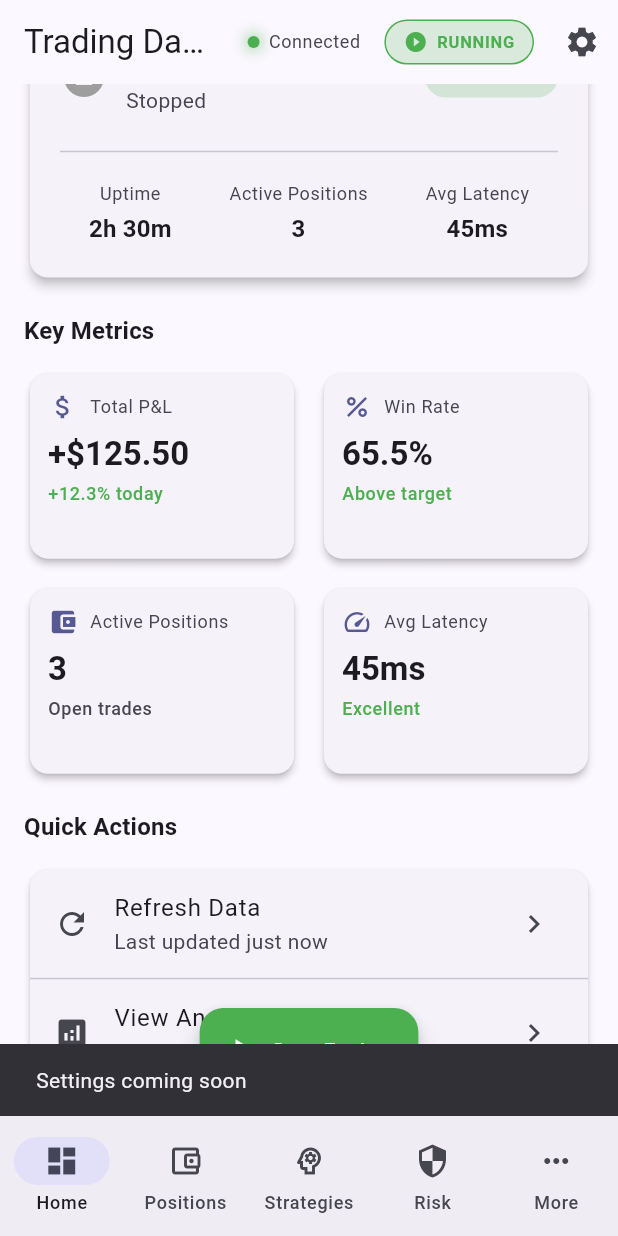
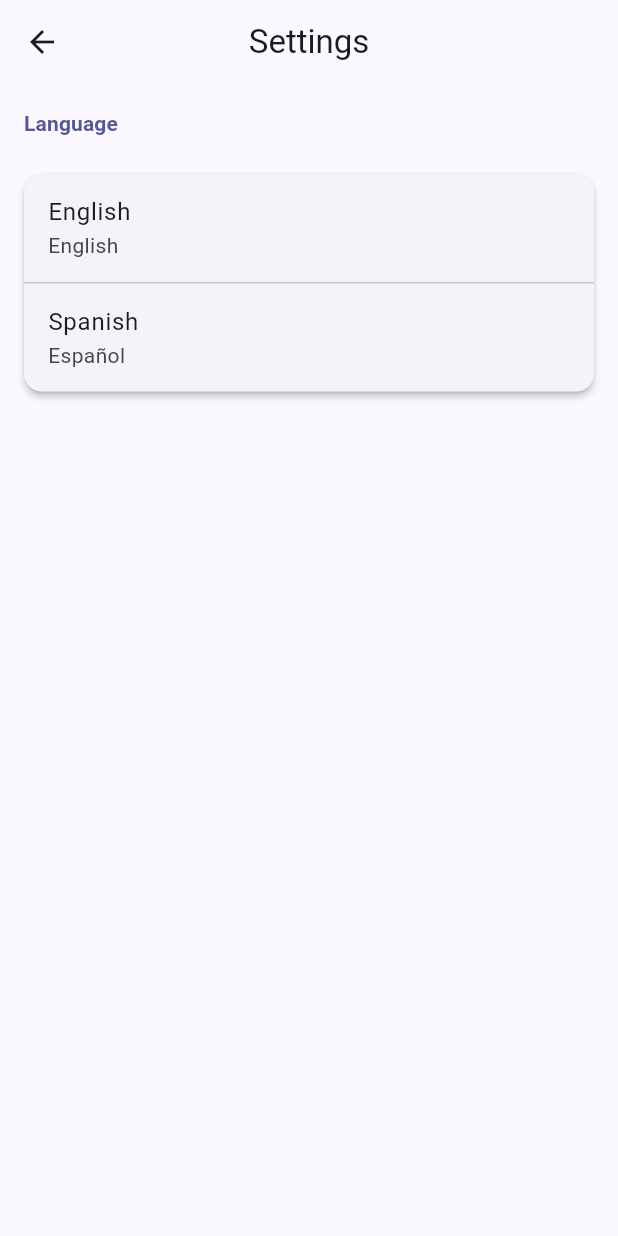
Before and after one commit to zascontab/kuri-cryto, a Flutter app: the screen it shows after launch, scrolled down 71 dp, after a tap on the "settings" icon, on a phone screen of 412 x 824 dp. Run offline on Flutter 3.47's test engine with Material 3 defaults, Android fonts, the phone set to English and light mode, and no system bars; our stand-ins replace dio, flutter_riverpod, hive_flutter, logger, riverpod_annotation, shared_preferences; accounts and stored records are empty; generated files the repository leaves out were written again.

Commit message:
feat: completar internacionalización completa en Dashboard y agregar selector de idioma
- Agregar todas las traducciones faltantes (EN/ES) en dashboard_screen
- Crear SettingsScreen con selector de idioma
- Implementar LocaleProvider con persistencia en SharedPreferences
- Integrar locale provider en MaterialApp
- Agregar navegación a Settings desde AppBar
- Aplicar traducciones en todos los textos del Dashboard:
  * Confirmaciones de inicio/paro del motor
  * Mensajes de éxito
  * Métricas clave
  * Acciones rápidas
  * Estado del sistema

🤖 Generated with [Claude Code](https://claude.com/claude-code)

Co-Authored-By: Claude <noreply@anthropic.com>

```diff
--- a/lib/l10n/l10n.dart
+++ b/lib/l10n/l10n.dart
@@ -129,6 +129,69 @@ abstract class L10n {
 
   /// Error loading data
   String get errorLoadingData;
+
+  /// Stop engine confirmation message
+  String get stopEngineMessage;
+
+  /// Start engine confirmation message
+  String get startEngineMessage;
+
+  /// Engine started success message
+  String get engineStartedSuccess;
+
+  /// Engine stopped success message
+  String get engineStoppedSuccess;
+
+  /// Key Metrics section title
+  String get keyMetrics;
+
+  /// Today label
+  String get today;
+
+  /// Above target label
+  String get aboveTarget;
+
+  /// Below target label
+  String get belowTarget;
+
+  /// Open trades label
+  String get openTrades;
+
+  /// Excellent rating
+  String get excellent;
+
+  /// Good rating
+  String get good;
+
+  /// Quick Actions section
+  String get quickActions;
+
+  /// Refresh Data action
+  String get refreshData;
+
+  /// Last updated now
+  String get lastUpdatedNow;
+
+  /// View Analytics action
+  String get viewAnalytics;
+
+  /// Detailed charts label
+  String get detailedCharts;
+
+  /// Settings
+  String get settings;
+
+  /// Language
+  String get language;
+
+  /// Select Language
+  String get selectLanguage;
+
+  /// English
+  String get english;
+
+  /// Spanish
+  String get spanish;
 }
 
 class _L10nDelegate extends LocalizationsDelegate<L10n> {
--- a/lib/main.dart
+++ b/lib/main.dart
@@ -2,6 +2,7 @@ import 'package:flutter/material.dart';
 import 'package:flutter_riverpod/flutter_riverpod.dart';
 import 'package:hive_flutter/hive_flutter.dart';
 import 'l10n/l10n.dart';
+import 'providers/locale_provider.dart';
 import 'screens/main_screen.dart';
 
 /// Punto de entrada principal de la aplicación Kuri Crypto
@@ -30,6 +31,8 @@ class KuriCryptoApp extends ConsumerWidget {
 
   @override
   Widget build(BuildContext context, WidgetRef ref) {
+    final locale = ref.watch(localeProvider);
+
     return MaterialApp(
       title: 'Kuri Crypto',
       debugShowCheckedModeBanner: false,
@@ -37,6 +40,7 @@ class KuriCryptoApp extends ConsumerWidget {
       // Localization
       localizationsDelegates: L10n.localizationsDelegates,
       supportedLocales: L10n.supportedLocales,
+      locale: locale,
 
       // Configuración de tema claro
       theme: _buildLightTheme(),
--- /dev/null
+++ b/lib/providers/locale_provider.dart
@@ -0,0 +1,40 @@
+import 'package:flutter/material.dart';
+import 'package:flutter_riverpod/flutter_riverpod.dart';
+import 'package:shared_preferences/shared_preferences.dart';
+
+/// Notifier for app locale management
+class LocaleNotifier extends StateNotifier<Locale?> {
+  static const String _localeKey = 'app_locale';
+
+  LocaleNotifier() : super(null) {
+    _loadLocale();
+  }
+
+  Future<void> _loadLocale() async {
+    final prefs = await SharedPreferences.getInstance();
+    final localeCode = prefs.getString(_localeKey);
+
+    if (localeCode != null) {
+      state = Locale(localeCode);
+    }
+  }
+
+  Future<void> setLocale(Locale locale) async {
+    final prefs = await SharedPreferences.getInstance();
+    await prefs.setString(_localeKey, locale.languageCode);
+    state = locale;
+  }
+
+  Future<void> clearLocale() async {
+    final prefs = await SharedPreferences.getInstance();
+    await prefs.remove(_localeKey);
+    state = null; // Use system default
+  }
+}
+
+/// Provider for app locale
+///
+/// Manages the selected app locale and persists it to SharedPreferences
+final localeProvider = StateNotifierProvider<LocaleNotifier, Locale?>((ref) {
+  return LocaleNotifier();
+});
--- a/lib/screens/dashboard_screen.dart
+++ b/lib/screens/dashboard_screen.dart
@@ -69,6 +69,7 @@ class _DashboardScreenState extends State<DashboardScreen> {
 
   void _toggleEngine() {
     HapticFeedback.mediumImpact();
+    final l10n = L10n.of(context);
 
     showDialog(
       context: context,
@@ -80,16 +81,14 @@ class _DashboardScreenState extends State<DashboardScreen> {
               ? const Color(0xFFF44336)
               : const Color(0xFF4CAF50),
         ),
-        title: Text(_isEngineRunning ? 'Stop Engine' : 'Start Engine'),
+        title: Text(_isEngineRunning ? l10n.stopEngine : l10n.startEngine),
         content: Text(
-          _isEngineRunning
-              ? 'This will stop the scalping engine. Open positions will remain active. Continue?'
-              : 'This will start the scalping engine and begin trading. Continue?',
+          _isEngineRunning ? l10n.stopEngineMessage : l10n.startEngineMessage,
         ),
         actions: [
           TextButton(
             onPressed: () => Navigator.pop(context),
-            child: const Text('Cancel'),
+            child: Text(l10n.cancel),
           ),
           FilledButton(
             onPressed: () {
@@ -101,7 +100,7 @@ class _DashboardScreenState extends State<DashboardScreen> {
                   ? const Color(0xFFF44336)
                   : const Color(0xFF4CAF50),
             ),
-            child: Text(_isEngineRunning ? 'Stop' : 'Start'),
+            child: Text(_isEngineRunning ? l10n.stop : l10n.start),
           ),
         ],
       ),
@@ -122,12 +121,13 @@ class _DashboardScreenState extends State<DashboardScreen> {
       });
 
       HapticFeedback.heavyImpact();
+      final l10n = L10n.of(context);
       ScaffoldMessenger.of(context).showSnackBar(
         SnackBar(
           content: Text(
             _isEngineRunning
-                ? 'Engine started successfully'
-                : 'Engine stopped successfully',
+                ? l10n.engineStartedSuccess
+                : l10n.engineStoppedSuccess,
           ),
           backgroundColor: const Color(0xFF4CAF50),
           duration: const Duration(seconds: 2),
@@ -272,7 +272,7 @@ class _DashboardScreenState extends State<DashboardScreen> {
 
             // Metrics Grid
             Text(
-              'Key Metrics',
+              L10n.of(context).keyMetrics,
               style: theme.textTheme.titleMedium?.copyWith(
                 fontWeight: FontWeight.bold,
               ),
@@ -293,7 +293,7 @@ class _DashboardScreenState extends State<DashboardScreen> {
                   value:
                       '${_totalPnl >= 0 ? '+' : ''}\$${_totalPnl.toStringAsFixed(2)}',
                   change:
-                      '${_dailyPnlChange >= 0 ? '+' : ''}${_dailyPnlChange.toStringAsFixed(1)}% today',
+                      '${_dailyPnlChange >= 0 ? '+' : ''}${_dailyPnlChange.toStringAsFixed(1)}% ${L10n.of(context).today}',
                   changeColor: _dailyPnlChange >= 0
                       ? const Color(0xFF4CAF50)
                       : const Color(0xFFF44336),
@@ -303,7 +303,9 @@ class _DashboardScreenState extends State<DashboardScreen> {
                   icon: Icons.percent,
                   title: L10n.of(context).winRate,
                   value: '${_winRate.toStringAsFixed(1)}%',
-                  change: _winRate >= 50 ? 'Above target' : 'Below target',
+                  change: _winRate >= 50
+                      ? L10n.of(context).aboveTarget
+                      : L10n.of(context).belowTarget,
                   changeColor: _winRate >= 50
                       ? const Color(0xFF4CAF50)
                       : const Color(0xFFF44336),
@@ -313,14 +315,16 @@ class _DashboardScreenState extends State<DashboardScreen> {
                   icon: Icons.account_balance_wallet,
                   title: L10n.of(context).activePositions,
                   value: _activePositions.toString(),
-                  change: 'Open trades',
+                  change: L10n.of(context).openTrades,
                   isLoading: _isLoading,
                 ),
                 MetricCard(
                   icon: Icons.speed,
                   title: L10n.of(context).avgLatency,
                   value: '${_avgLatency.toStringAsFixed(0)}${L10n.of(context).ms}',
-                  change: _avgLatency < 100 ? 'Excellent' : 'Good',
+                  change: _avgLatency < 100
+                      ? L10n.of(context).excellent
+                      : L10n.of(context).good,
                   changeColor: _avgLatency < 100
                       ? const Color(0xFF4CAF50)
                       : Colors.orange,
@@ -333,7 +337,7 @@ class _DashboardScreenState extends State<DashboardScreen> {
 
             // Quick Actions
             Text(
-              'Quick Actions',
+              L10n.of(context).quickActions,
               style: theme.textTheme.titleMedium?.copyWith(
                 fontWeight: FontWeight.bold,
               ),
@@ -345,8 +349,8 @@ class _DashboardScreenState extends State<DashboardScreen> {
                 children: [
                   ListTile(
                     leading: const Icon(Icons.refresh),
-                    title: const Text('Refresh Data'),
-                    subtitle: const Text('Last updated just now'),
+                    title: Text(L10n.of(context).refreshData),
+                    subtitle: Text(L10n.of(context).lastUpdatedNow),
                     trailing: const Icon(Icons.chevron_right),
                     onTap: () {
                       HapticFeedback.lightImpact();
@@ -356,8 +360,8 @@ class _DashboardScreenState extends State<DashboardScreen> {
                   const Divider(height: 1),
                   ListTile(
                     leading: const Icon(Icons.analytics),
-                    title: const Text('View Analytics'),
-                    subtitle: const Text('Detailed performance charts'),
+                    title: Text(L10n.of(context).viewAnalytics),
+                    subtitle: Text(L10n.of(context).detailedCharts),
                     trailing: const Icon(Icons.chevron_right),
                     onTap: () {
                       HapticFeedback.lightImpact();
@@ -374,7 +378,9 @@ class _DashboardScreenState extends State<DashboardScreen> {
           icon: Icon(
             _isEngineRunning ? Icons.stop : Icons.play_arrow,
           ),
-          label: Text(_isEngineRunning ? 'Stop Engine' : 'Start Engine'),
+          label: Text(_isEngineRunning
+              ? L10n.of(context).stopEngine
+              : L10n.of(context).startEngine),
           backgroundColor: _isEngineRunning
               ? const Color(0xFFF44336)
               : const Color(0xFF4CAF50),
--- a/lib/screens/main_screen.dart
+++ b/lib/screens/main_screen.dart
@@ -4,6 +4,7 @@ import 'dashboard_screen.dart';
 import 'positions_screen.dart';
 import 'strategies_screen.dart';
 import 'risk_screen.dart';
+import 'settings_screen.dart';
 import '../widgets/custom_app_bar.dart';
 
 /// Main screen with bottom navigation and PageView
@@ -51,11 +52,9 @@ class _MainScreenState extends State<MainScreen> {
 
   void _onSettingsTap() {
     HapticFeedback.lightImpact();
-    // Navigate to settings screen
-    ScaffoldMessenger.of(context).showSnackBar(
-      const SnackBar(
-        content: Text('Settings coming soon'),
-        duration: Duration(seconds: 1),
+    Navigator.of(context).push(
+      MaterialPageRoute(
+        builder: (context) => const SettingsScreen(),
       ),
     );
   }
--- /dev/null
+++ b/lib/screens/settings_screen.dart
@@ -0,0 +1,102 @@
+import 'package:flutter/material.dart';
+import 'package:flutter_riverpod/flutter_riverpod.dart';
+import '../l10n/l10n.dart';
+import '../providers/locale_provider.dart';
+
+/// Settings screen with app configuration options
+class SettingsScreen extends ConsumerWidget {
+  const SettingsScreen({super.key});
+
+  @override
+  Widget build(BuildContext context, WidgetRef ref) {
+    final theme = Theme.of(context);
+    final l10n = L10n.of(context);
+    final currentLocale = ref.watch(localeProvider);
+
+    return Scaffold(
+      appBar: AppBar(
+        title: Text(l10n.settings),
+      ),
+      body: ListView(
+        children: [
+          // Language Section
+          Padding(
+            padding: const EdgeInsets.all(16.0),
+            child: Text(
+              l10n.language,
+              style: theme.textTheme.titleSmall?.copyWith(
+                color: theme.colorScheme.primary,
+                fontWeight: FontWeight.bold,
+              ),
+            ),
+          ),
+          Card(
+            margin: const EdgeInsets.symmetric(horizontal: 16, vertical: 8),
+            child: Column(
+              children: [
+                _LanguageTile(
+                  title: l10n.english,
+                  subtitle: 'English',
+                  locale: const Locale('en'),
+                  currentLocale: currentLocale,
+                  onTap: () {
+                    ref.read(localeProvider.notifier).setLocale(const Locale('en'));
+                  },
+                ),
+                const Divider(height: 1),
+                _LanguageTile(
+                  title: l10n.spanish,
+                  subtitle: 'Español',
+                  locale: const Locale('es'),
+                  currentLocale: currentLocale,
+                  onTap: () {
+                    ref.read(localeProvider.notifier).setLocale(const Locale('es'));
+                  },
+                ),
+              ],
+            ),
+          ),
+        ],
+      ),
+    );
+  }
+}
+
+class _LanguageTile extends StatelessWidget {
+  final String title;
+  final String subtitle;
+  final Locale locale;
+  final Locale? currentLocale;
+  final VoidCallback onTap;
+
+  const _LanguageTile({
+    required this.title,
+    required this.subtitle,
+    required this.locale,
+    required this.currentLocale,
+    required this.onTap,
+  });
+
+  bool get isSelected {
+    if (currentLocale == null) {
+      // If no locale is set, use system default
+      return false;
+    }
+    return currentLocale!.languageCode == locale.languageCode;
+  }
+
+  @override
+  Widget build(BuildContext context) {
+    return ListTile(
+      title: Text(title),
+      subtitle: Text(subtitle),
+      trailing: isSelected
+          ? Icon(
+              Icons.check_circle,
+              color: Theme.of(context).colorScheme.primary,
+            )
+          : null,
+      onTap: onTap,
+    );
+  }
+}
```
Also changed, not shown: lib/l10n/intl_en.arb (+84 -0 lines), lib/l10n/intl_es.arb (+84 -0 lines), lib/l10n/l10n_en.dart (+65 -0 lines), lib/l10n/l10n_es.dart (+65 -0 lines).
